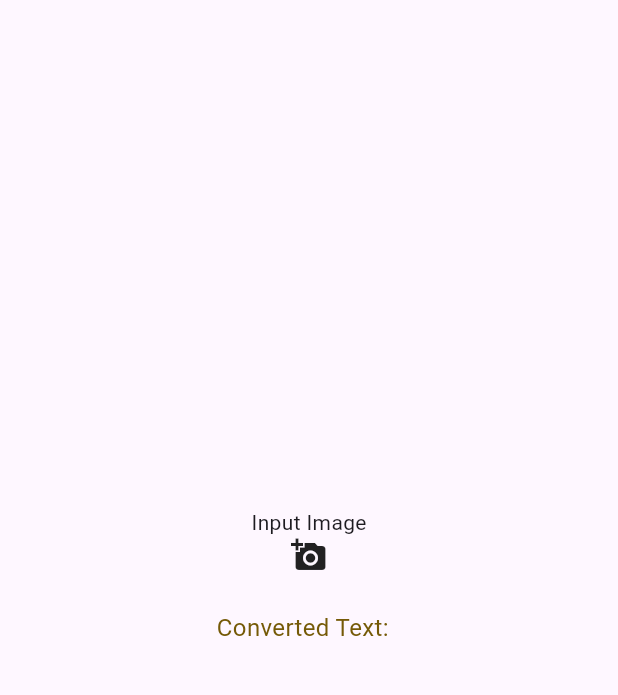
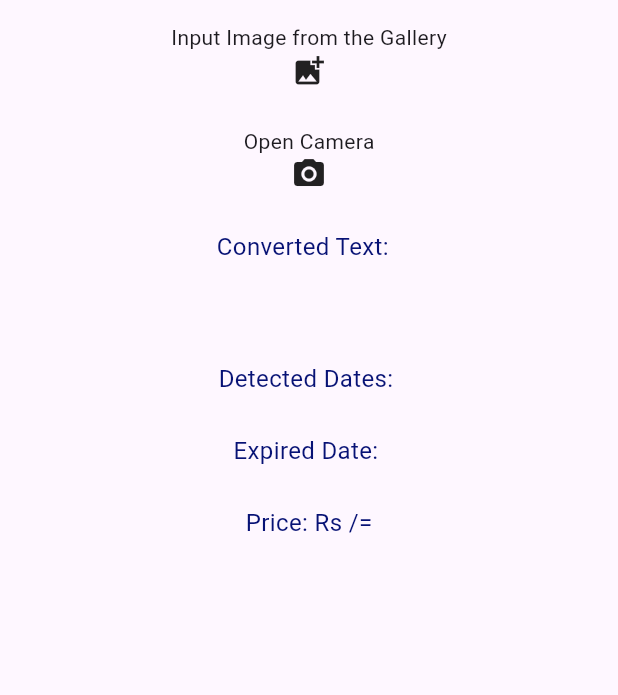
Before and after one commit to RasikaRD/image_to_text, a Flutter app: the screen it shows after launch, on a phone screen of 412 x 824 dp, the part 84-779 px from its top. Run offline on Flutter 3.47's test engine with Material 3 defaults, Android fonts, the phone set to English and light mode, and no system bars; our stand-ins replace image_picker; missing offline and left inert: google_mlkit_text_recognition.

Commit message:
Add price and expired date from converted text

```diff
--- a/lib/main.dart
+++ b/lib/main.dart
@@ -1,6 +1,7 @@
 import 'package:flutter/material.dart';
 import 'package:google_mlkit_text_recognition/google_mlkit_text_recognition.dart';
 import 'package:image_picker/image_picker.dart';
+import 'package:intl/intl.dart';
 
 void main() {
   runApp(const MyApp());
@@ -32,6 +33,9 @@ class MyHomePage extends StatefulWidget {
 }
 
 String text = " ";
+final today = DateTime.now();
+String exDate = '';
+String price = '';
 
 class _MyHomePageState extends State<MyHomePage> {
   final ImagePicker picker = ImagePicker();
@@ -43,58 +47,91 @@ class _MyHomePageState extends State<MyHomePage> {
         backgroundColor: Theme.of(context).colorScheme.inversePrimary,
         title: Text(widget.title),
       ),
-      body: Center(
-        child: SingleChildScrollView(
+      body: SingleChildScrollView(
+        child: Padding(
+          padding: const EdgeInsets.all(15.0),
+          child: Center(
             child: Column(
               mainAxisAlignment: MainAxisAlignment.center,
               children: <Widget>[
-                const Text(
-                  'Input Image',
-                ),
+                const Text('Input Image from the Gallery'),
                 GestureDetector(
                   onTap: () async {
-                    // showDialog(
-                    //   context: context,
-                    //   builder: (context) => imagePickAlert(
-                    //     onCameraPressed: () async {
-                    //       final imgPath = await obtainImage(ImageSource.camera);
-
-                    //       Navigator.of(context).pop();
-                    //     },
-                    //     onGalleryPressed: () async {
-                    //       final imgPath = await obtainImage(ImageSource.gallery);
-
-                    //       Navigator.of(context).pop();
-                    //     },
-                    //   ),
-                    // );
                     final XFile? image =
                         await picker.pickImage(source: ImageSource.gallery);
                     String conText = await getImageToText(image!.path);
                     setState(() {
                       text = conText;
+                      exDate = '';
+                      price = '';
+                      List<String> dates = extractDates(text);
+                      setDatesStatus(dates);
+                      getPrice(text);
                     });
                   },
-                  child: const Icon(
-                    Icons.add_a_photo,
+                  child: const Icon(Icons.add_photo_alternate),
                 ),
+                const SizedBox(height: 25),
+                const Text('Open Camera'),
+                GestureDetector(
+                  onTap: () async {
+                    final XFile? image =
+                        await picker.pickImage(source: ImageSource.camera);
+                    if (image != null) {
+                      String conText = await getImageToText(image.path);
+                      setState(() {
+                        text = conText;
+                        exDate = '';
+                        price = '';
+                        List<String> dates = extractDates(text);
+                        setDatesStatus(dates);
+                        getPrice(text);
+                      });
+                    }
+                  },
+                  child: const Icon(Icons.camera_alt),
                 ),
-                const SizedBox(
-                  height: 25,
-                ),
+                const SizedBox(height: 25),
                 Text(
                   'Converted Text: $text',
                   style: const TextStyle(
-                      color: Color.fromARGB(255, 117, 90, 7), fontSize: 16),
-                )
-              ]),
+                    color: Color.fromARGB(255, 7, 18, 117),
+                    fontSize: 16,
+                  ),
+                ),
+                const SizedBox(height: 65),
+                Text(
+                  'Detected Dates: ${extractDates(text).join(", ")}',
+                  style: const TextStyle(
+                    color: Color.fromARGB(255, 7, 18, 117),
+                    fontSize: 16,
+                  ),
+                ),
+                const SizedBox(height: 25),
+                Text(
+                  'Expired Date: $exDate',
+                  style: const TextStyle(
+                    color: Color.fromARGB(255, 7, 18, 117),
+                    fontSize: 16,
+                  ),
+                ),
+                const SizedBox(height: 25),
+                Text(
+                  'Price: Rs $price/=',
+                  style: const TextStyle(
+                    color: Color.fromARGB(255, 7, 18, 117),
+                    fontSize: 16,
+                  ),
+                ),
+              ],
+            ),
+          ),
         ),
       ),
     );
   }
-}
 
-Future getImageToText(final imagePath) async {
+  Future<String> getImageToText(final imagePath) async {
     final textRecognizer = TextRecognizer(script: TextRecognitionScript.latin);
     final RecognizedText recognizedText =
         await textRecognizer.processImage(InputImage.fromFilePath(imagePath));
@@ -102,34 +139,49 @@ Future getImageToText(final imagePath) async {
     return text;
   }
 
-// Widget imagePickAlert({
-//   void Function()? onCameraPressed,
-//   void Function()? onGalleryPressed,
-// }) {
-//   return AlertDialog(
-//     title: const Text(
-//       "Pick a source:",
-//     ),
-//     content: SingleChildScrollView(
-//       child: Column(
-//         mainAxisSize: MainAxisSize.min,
-//         children: [
-//           ListTile(
-//             leading: const Icon(Icons.camera_alt),
-//             title: const Text(
-//               "Camera",
-//             ),
-//             onTap: onCameraPressed,
-//           ),
-//           ListTile(
-//             leading: const Icon(Icons.image),
-//             title: const Text(
-//               "Gallery",
-//             ),
-//             onTap: onGalleryPressed,
-//           ),
-//         ],
-//       ),
-//     ),
-//   );
-// }
+  List<String> extractDates(String text) {
+    List<String> parsedDates = [];
+    RegExp regExp = RegExp(r'(\d{4})\.(\d{2})\.(\d{2})');
+    Iterable<Match> matches = regExp.allMatches(text);
+    for (Match match in matches) {
+      int year = int.parse(match.group(1)!);
+      int month = int.parse(match.group(2)!);
+      int day = int.parse(match.group(3)!);
+      DateTime date = DateTime(year, month, day);
+      String formattedDate = DateFormat('yyyy-MM-dd').format(date);
+      parsedDates.add(formattedDate);
+    }
+    return parsedDates;
+  }
+
+  void setDatesStatus(List<String> dates) {
+    for (final date in dates) {
+      final parsedDate = DateTime.parse(date);
+      if (parsedDate.isAfter(today)) {
+        setState(() {
+          exDate = DateFormat('yyyy-MM-dd').format(parsedDate);
+        });
+      }
+    }
+  }
+
+  void getPrice(String text) {
+    RegExp regExp =
+        // RegExp(r'(?:Rs|rs|RS|LKR)[,.]?\s?(\d+(?:,\d+)*(?:\.\d+)?)[/=]');
+        // RegExp(r'(?:Rs|rs|RS|LKR)[,.]?\s?(\d+(?:,\d+)*(?:\.\d+)?)');
+        RegExp(r'(?:Rs|rs|RS|LKR)[,.]?\s?(\d+(?:,\d+)*(?:[.,]\d{1,2})?)');
+
+    List<String> prices = [];
+    for (Match match in regExp.allMatches(text)) {
+      String price = match.group(1)!;
+      if (price.contains('.') || price.contains(',')) {
+        price = price.replaceAll(RegExp(r'([.,]\d*?)0{1,2}$'), r'');
+      }
+      prices.add(price);
+    }
+
+    setState(() {
+      price = prices.isNotEmpty ? prices.join(", ") : '';
+    });
+  }
+}
--- a/pubspec.yaml
+++ b/pubspec.yaml
@@ -32,7 +32,7 @@ dependencies:
     sdk: flutter
   image_picker: ^1.0.4
   google_mlkit_text_recognition: ^0.10.0
-
+  intl: ^0.17.0
   # The following adds the Cupertino Icons font to your application.
   # Use with the CupertinoIcons class for iOS style icons.
   cupertino_icons: ^1.0.2
```
Also changed, not shown: pubspec.lock. Lines whose indentation alone changed are shown as unchanged.
